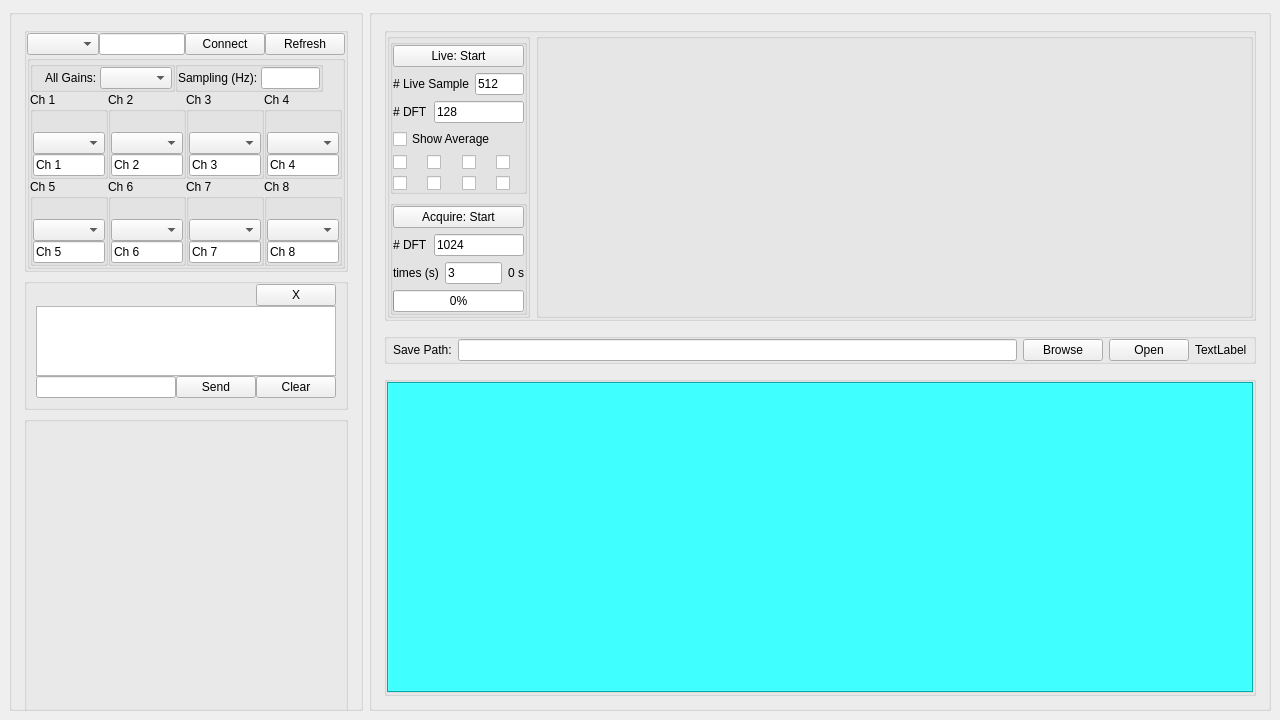
The window that assets/vivi.ui (sukhsung/vivi) describes before a commit, drawn with Qt 5.
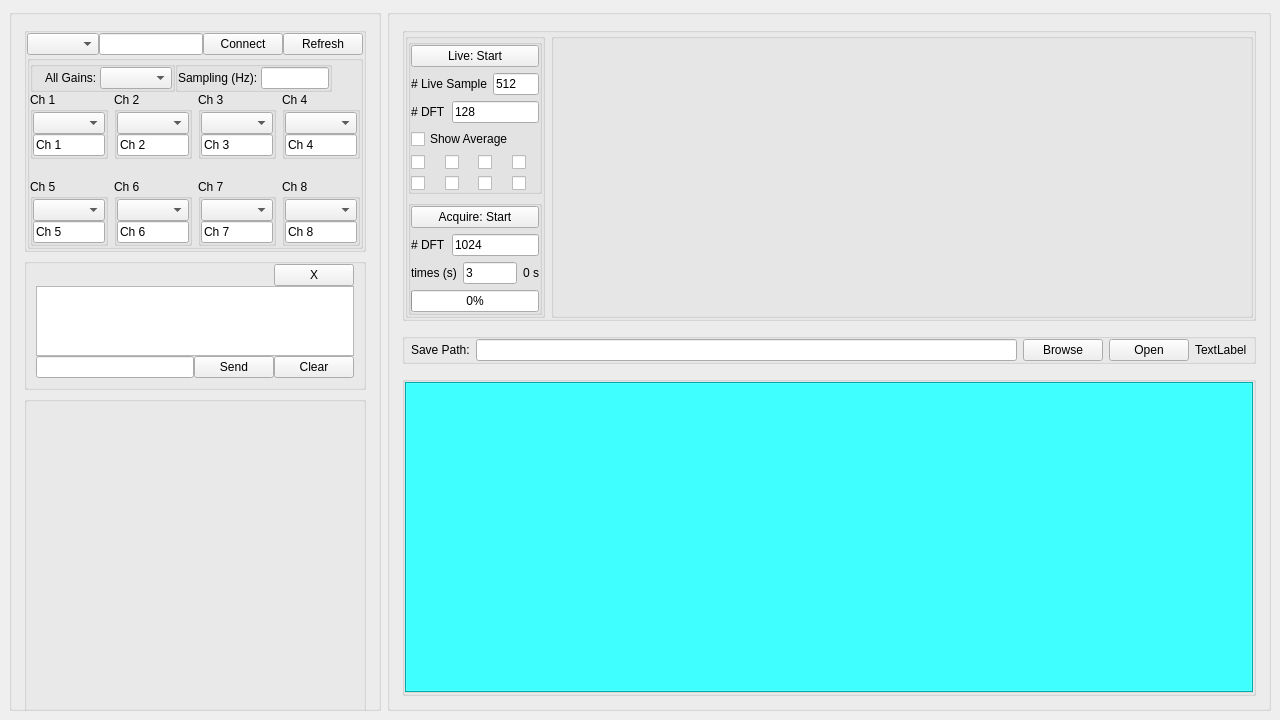
The same window after the commit.

Patch:
```diff
--- a/assets/vivi.ui
+++ b/assets/vivi.ui
@@ -228,8 +228,11 @@
              </item>
              <item>
               <layout class="QGridLayout" name="gridLayout_2">
-               <property name="spacing">
-                <number>0</number>
+               <property name="horizontalSpacing">
+                <number>6</number>
+               </property>
+               <property name="verticalSpacing">
+                <number>20</number>
                </property>
                <item row="1" column="3">
                 <widget class="QGroupBox" name="group_channel_8">
@@ -243,7 +246,7 @@
                   <string>Ch 8</string>
                  </property>
                  <property name="flat">
-                  <bool>true</bool>
+                  <bool>false</bool>
                  </property>
                  <layout class="QVBoxLayout" name="verticalLayout_10">
                   <property name="spacing">
@@ -253,7 +256,7 @@
                    <number>0</number>
                   </property>
                   <property name="topMargin">
-                   <number>20</number>
+                   <number>0</number>
                   </property>
                   <property name="rightMargin">
                    <number>0</number>
@@ -286,7 +289,7 @@
                   <string>Ch 6</string>
                  </property>
                  <property name="flat">
-                  <bool>true</bool>
+                  <bool>false</bool>
                  </property>
                  <layout class="QVBoxLayout" name="verticalLayout_6">
                   <property name="spacing">
@@ -296,7 +299,7 @@
                    <number>0</number>
                   </property>
                   <property name="topMargin">
-                   <number>20</number>
+                   <number>0</number>
                   </property>
                   <property name="rightMargin">
                    <number>0</number>
@@ -329,7 +332,7 @@
                   <string>Ch 7</string>
                  </property>
                  <property name="flat">
-                  <bool>true</bool>
+                  <bool>false</bool>
                  </property>
                  <layout class="QVBoxLayout" name="verticalLayout_8">
                   <property name="spacing">
@@ -339,7 +342,7 @@
                    <number>0</number>
                   </property>
                   <property name="topMargin">
-                   <number>20</number>
+                   <number>0</number>
                   </property>
                   <property name="rightMargin">
                    <number>0</number>
@@ -372,7 +375,7 @@
                   <string>Ch 3</string>
                  </property>
                  <property name="flat">
-                  <bool>true</bool>
+                  <bool>false</bool>
                  </property>
                  <layout class="QVBoxLayout" name="verticalLayout_9">
                   <property name="spacing">
@@ -382,7 +385,7 @@
                    <number>0</number>
                   </property>
                   <property name="topMargin">
-                   <number>20</number>
+                   <number>0</number>
                   </property>
                   <property name="rightMargin">
                    <number>0</number>
@@ -415,7 +418,7 @@
                   <string>Ch 4</string>
                  </property>
                  <property name="flat">
-                  <bool>true</bool>
+                  <bool>false</bool>
                  </property>
                  <layout class="QVBoxLayout" name="verticalLayout_11">
                   <property name="spacing">
@@ -425,7 +428,7 @@
                    <number>0</number>
                   </property>
                   <property name="topMargin">
-                   <number>20</number>
+                   <number>0</number>
                   </property>
                   <property name="rightMargin">
                    <number>0</number>
@@ -458,7 +461,7 @@
                   <string>Ch 2</string>
                  </property>
                  <property name="flat">
-                  <bool>true</bool>
+                  <bool>false</bool>
                  </property>
                  <layout class="QVBoxLayout" name="verticalLayout_5">
                   <property name="spacing">
@@ -468,7 +471,7 @@
                    <number>0</number>
                   </property>
                   <property name="topMargin">
-                   <number>20</number>
+                   <number>0</number>
                   </property>
                   <property name="rightMargin">
                    <number>0</number>
@@ -501,7 +504,7 @@
                   <string>Ch 1</string>
                  </property>
                  <property name="flat">
-                  <bool>true</bool>
+                  <bool>false</bool>
                  </property>
                  <layout class="QVBoxLayout" name="verticalLayout_7">
                   <property name="spacing">
@@ -511,7 +514,7 @@
                    <number>0</number>
                   </property>
                   <property name="topMargin">
-                   <number>20</number>
+                   <number>0</number>
                   </property>
                   <property name="rightMargin">
                    <number>0</number>
@@ -544,7 +547,7 @@
                   <string>Ch 5</string>
                  </property>
                  <property name="flat">
-                  <bool>true</bool>
+                  <bool>false</bool>
                  </property>
                  <layout class="QVBoxLayout" name="verticalLayout_4">
                   <property name="spacing">
@@ -554,7 +557,7 @@
                    <number>0</number>
                   </property>
                   <property name="topMargin">
-                   <number>20</number>
+                   <number>0</number>
                   </property>
                   <property name="rightMargin">
                    <number>0</number>
@@ -722,7 +725,7 @@
           <string/>
          </property>
          <property name="flat">
-          <bool>true</bool>
+          <bool>false</bool>
          </property>
          <layout class="QHBoxLayout" name="horizontalLayout_5" stretch="1,5">
           <property name="leftMargin">
@@ -1087,7 +1090,7 @@
           <string/>
          </property>
          <property name="flat">
-          <bool>true</bool>
+          <bool>false</bool>
          </property>
          <layout class="QHBoxLayout" name="horizontalLayout_8">
           <property name="leftMargin">
@@ -1104,6 +1107,12 @@
           </property>
           <item>
            <widget class="QTabWidget" name="tabs_spectrogram">
+            <property name="sizePolicy">
+             <sizepolicy hsizetype="Expanding" vsizetype="Expanding">
+              <horstretch>0</horstretch>
+              <verstretch>0</verstretch>
+             </sizepolicy>
+            </property>
             <property name="palette">
              <palette>
               <active>
```
Left out of the diff: 4 changed lines with no effect on the pictures.
